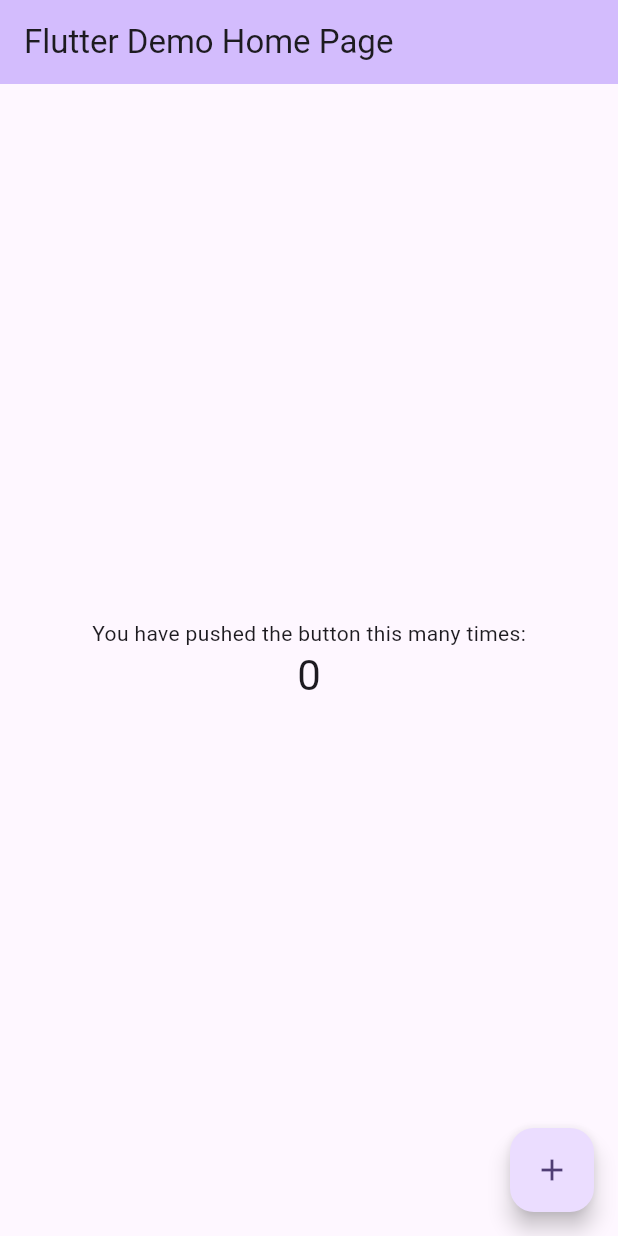
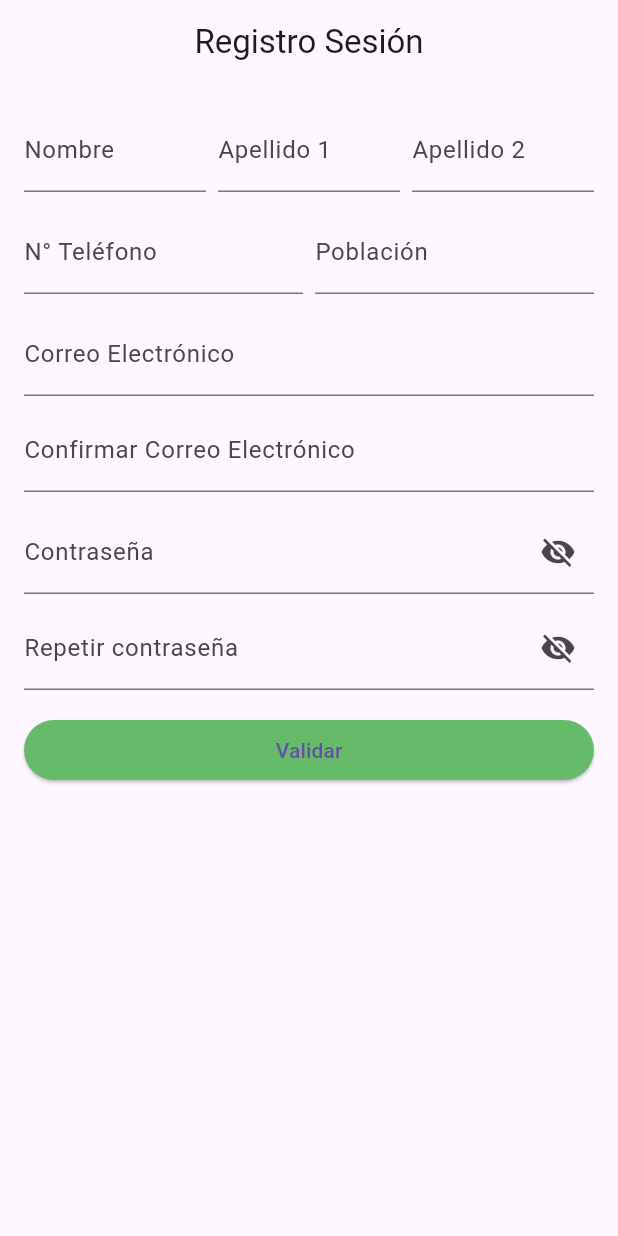
Before and after one commit to carlysDS/BITONJUNIOR---Frontend, a Flutter app: the screen it shows after launch, on a phone screen of 412 x 824 dp. Run offline on Flutter 3.47's test engine with Material 3 defaults, Android fonts, the phone set to English and light mode, and no system bars.

Commit message:
primera version de la vista registro

```diff
--- a/lib/main.dart
+++ b/lib/main.dart
@@ -1,122 +1,21 @@
 import 'package:flutter/material.dart';
+import 'registro_page.dart';  // Importa la pantalla de registro
 
 void main() {
-  runApp(const MyApp());
+  runApp(MyApp());
 }
 
 class MyApp extends StatelessWidget {
-  const MyApp({super.key});
-
-  // This widget is the root of your application.
   @override
   Widget build(BuildContext context) {
     return MaterialApp(
-      title: 'Flutter Demo',
+      // QUITAR LA ETIQUETA "DEBUG"
+      debugShowCheckedModeBanner: false,
+      title: 'Tu App',
       theme: ThemeData(
-        // This is the theme of your application.
-        //
-        // TRY THIS: Try running your application with "flutter run". You'll see
-        // the application has a purple toolbar. Then, without quitting the app,
-        // try changing the seedColor in the colorScheme below to Colors.green
-        // and then invoke "hot reload" (save your changes or press the "hot
-        // reload" button in a Flutter-supported IDE, or press "r" if you used
-        // the command line to start the app).
-        //
-        // Notice that the counter didn't reset back to zero; the application
-        // state is not lost during the reload. To reset the state, use hot
-        // restart instead.
-        //
-        // This works for code too, not just values: Most code changes can be
-        // tested with just a hot reload.
-        colorScheme: .fromSeed(seedColor: Colors.deepPurple),
+        primarySwatch: Colors.green,
       ),
-      home: const MyHomePage(title: 'Flutter Demo Home Page'),
+      home: RegistroPage(),  // Ponemos la pantalla de registro como inicio
     );
   }
 }
-
-class MyHomePage extends StatefulWidget {
-  const MyHomePage({super.key, required this.title});
-
-  // This widget is the home page of your application. It is stateful, meaning
-  // that it has a State object (defined below) that contains fields that affect
-  // how it looks.
-
-  // This class is the configuration for the state. It holds the values (in this
-  // case the title) provided by the parent (in this case the App widget) and
-  // used by the build method of the State. Fields in a Widget subclass are
-  // always marked "final".
-
-  final String title;
-
-  @override
-  State<MyHomePage> createState() => _MyHomePageState();
-}
-
-class _MyHomePageState extends State<MyHomePage> {
-  int _counter = 0;
-
-  void _incrementCounter() {
-    setState(() {
-      // This call to setState tells the Flutter framework that something has
-      // changed in this State, which causes it to rerun the build method below
-      // so that the display can reflect the updated values. If we changed
-      // _counter without calling setState(), then the build method would not be
-      // called again, and so nothing would appear to happen.
-      _counter++;
-    });
-  }
-
-  @override
-  Widget build(BuildContext context) {
-    // This method is rerun every time setState is called, for instance as done
-    // by the _incrementCounter method above.
-    //
-    // The Flutter framework has been optimized to make rerunning build methods
-    // fast, so that you can just rebuild anything that needs updating rather
-    // than having to individually change instances of widgets.
-    return Scaffold(
-      appBar: AppBar(
-        // TRY THIS: Try changing the color here to a specific color (to
-        // Colors.amber, perhaps?) and trigger a hot reload to see the AppBar
-        // change color while the other colors stay the same.
-        backgroundColor: Theme.of(context).colorScheme.inversePrimary,
-        // Here we take the value from the MyHomePage object that was created by
-        // the App.build method, and use it to set our appbar title.
-        title: Text(widget.title),
-      ),
-      body: Center(
-        // Center is a layout widget. It takes a single child and positions it
-        // in the middle of the parent.
-        child: Column(
-          // Column is also a layout widget. It takes a list of children and
-          // arranges them vertically. By default, it sizes itself to fit its
-          // children horizontally, and tries to be as tall as its parent.
-          //
-          // Column has various properties to control how it sizes itself and
-          // how it positions its children. Here we use mainAxisAlignment to
-          // center the children vertically; the main axis here is the vertical
-          // axis because Columns are vertical (the cross axis would be
-          // horizontal).
-          //
-          // TRY THIS: Invoke "debug painting" (choose the "Toggle Debug Paint"
-          // action in the IDE, or press "p" in the console), to see the
-          // wireframe for each widget.
-          mainAxisAlignment: .center,
-          children: [
-            const Text('You have pushed the button this many times:'),
-            Text(
-              '$_counter',
-              style: Theme.of(context).textTheme.headlineMedium,
-            ),
-          ],
-        ),
-      ),
-      floatingActionButton: FloatingActionButton(
-        onPressed: _incrementCounter,
-        tooltip: 'Increment',
-        child: const Icon(Icons.add),
-      ),
-    );
-  }
-}
--- /dev/null
+++ b/lib/registro_page.dart
@@ -0,0 +1,223 @@
+import 'package:flutter/material.dart';
+import 'package:http/http.dart' as http;
+import 'dart:convert';
+
+class RegistroPage extends StatefulWidget {
+  @override
+  _RegistroPageState createState() => _RegistroPageState();
+}
+
+class _RegistroPageState extends State<RegistroPage> {
+  final _formKey = GlobalKey<FormState>();
+
+  final TextEditingController nombreCtrl = TextEditingController();
+  final TextEditingController apellido1Ctrl = TextEditingController();
+  final TextEditingController apellido2Ctrl = TextEditingController();
+  final TextEditingController telefonoCtrl = TextEditingController();
+  final TextEditingController poblacionCtrl = TextEditingController();
+  final TextEditingController correoCtrl = TextEditingController();
+  final TextEditingController correoConfirmCtrl = TextEditingController();
+  final TextEditingController passwordCtrl = TextEditingController();
+  final TextEditingController passwordConfirmCtrl = TextEditingController();
+
+  bool passwordVisible = false;
+  bool passwordConfirmVisible = false;
+
+  //CAMBIAAAAAAAAAAAAAAAAAAAAAAAAAR
+  final String apiUrl = 'https://tu-api.com/api/auth'; // Cambia por tu URL real
+
+  Future<void> registrarUsuario() async {
+    if (!_formKey.currentState!.validate()) return;
+
+    if (correoCtrl.text != correoConfirmCtrl.text) {
+      ScaffoldMessenger.of(context)
+          .showSnackBar(SnackBar(content: Text('Los correos no coinciden')));
+      return;
+    }
+    if (passwordCtrl.text != passwordConfirmCtrl.text) {
+      ScaffoldMessenger.of(context)
+          .showSnackBar(SnackBar(content: Text('Las contraseñas no coinciden')));
+      return;
+    }
+
+    final Map<String, dynamic> data = {
+      "name": nombreCtrl.text,
+      "surname_1": apellido1Ctrl.text,
+      "surname_2": apellido2Ctrl.text,
+      "phone_number": telefonoCtrl.text,
+      "city": poblacionCtrl.text,
+      "email": correoCtrl.text,
+      "password": passwordCtrl.text,
+    };
+
+    try {
+      final response = await http.post(
+        Uri.parse('$apiUrl/register'),
+        headers: {'Content-Type': 'application/json'},
+        body: jsonEncode(data),
+      );
+
+      if (response.statusCode == 201) {
+        final body = jsonDecode(response.body);
+        final token = body['data']['access_token'];
+        ScaffoldMessenger.of(context).showSnackBar(
+            SnackBar(content: Text('Registro exitoso. Token: $token')));
+        // Aquí podrías guardar el token y redirigir a otra pantalla
+      } else {
+        final body = jsonDecode(response.body);
+        ScaffoldMessenger.of(context).showSnackBar(
+            SnackBar(
+                content: Text('Error: ${body['message'] ?? 'Error desconocido'}')));
+      }
+    } catch (e) {
+      ScaffoldMessenger.of(context)
+          .showSnackBar(SnackBar(content: Text('Error de conexión')));
+    }
+  }
+
+  @override
+  Widget build(BuildContext context) {
+    return Scaffold(
+      appBar: AppBar(
+        title: Text('Registro Sesión'),
+        centerTitle: true,
+      ),
+      body: SingleChildScrollView(
+        padding: EdgeInsets.all(16),
+        child: Form(
+          key: _formKey,
+          child: Column(
+            children: [
+              Row(
+                children: [
+                  Expanded(
+                    child: TextFormField(
+                      controller: nombreCtrl,
+                      decoration: InputDecoration(labelText: 'Nombre'),
+                      validator: (v) => v!.isEmpty ? 'Obligatorio' : null,
+                    ),
+                  ),
+                  SizedBox(width: 8),
+                  Expanded(
+                    child: TextFormField(
+                      controller: apellido1Ctrl,
+                      decoration: InputDecoration(labelText: 'Apellido 1'),
+                      validator: (v) => v!.isEmpty ? 'Obligatorio' : null,
+                    ),
+                  ),
+                  SizedBox(width: 8),
+                  Expanded(
+                    child: TextFormField(
+                      controller: apellido2Ctrl,
+                      decoration: InputDecoration(labelText: 'Apellido 2'),
+                      validator: (v) => v!.isEmpty ? 'Obligatorio' : null,
+                    ),
+                  ),
+                ],
+              ),
+              SizedBox(height: 12),
+              Row(
+                children: [
+                  Expanded(
+                    child: TextFormField(
+                      controller: telefonoCtrl,
+                      keyboardType: TextInputType.phone,
+                      decoration: InputDecoration(labelText: 'N° Teléfono'),
+                      validator: (v) => v!.isEmpty ? 'Obligatorio' : null,
+                    ),
+                  ),
+                  SizedBox(width: 8),
+                  Expanded(
+                    child: TextFormField(
+                      controller: poblacionCtrl,
+                      decoration: InputDecoration(labelText: 'Población'),
+                      validator: (v) => v!.isEmpty ? 'Obligatorio' : null,
+                    ),
+                  ),
+                ],
+              ),
+              SizedBox(height: 12),
+              TextFormField(
+                controller: correoCtrl,
+                decoration: InputDecoration(labelText: 'Correo Electrónico'),
+                keyboardType: TextInputType.emailAddress,
+                validator: (v) {
+                  if (v == null || v.isEmpty) return 'Obligatorio';
+                  final emailRegex = RegExp(r'^[^@]+@[^@]+\.[^@]+');
+                  if (!emailRegex.hasMatch(v)) return 'Email inválido';
+                  return null;
+                },
+              ),
+              SizedBox(height: 8),
+              TextFormField(
+                controller: correoConfirmCtrl,
+                decoration: InputDecoration(labelText: 'Confirmar Correo Electrónico'),
+                keyboardType: TextInputType.emailAddress,
+                validator: (v) {
+                  if (v == null || v.isEmpty) return 'Obligatorio';
+                  return null;
+                },
+              ),
+              SizedBox(height: 12),
+              TextFormField(
+                controller: passwordCtrl,
+                obscureText: !passwordVisible,
+                decoration: InputDecoration(
+                  labelText: 'Contraseña',
+                  suffixIcon: IconButton(
+                    icon: Icon(passwordVisible
+                        ? Icons.visibility
+                        : Icons.visibility_off),
+                    onPressed: () {
+                      setState(() {
+                        passwordVisible = !passwordVisible;
+                      });
+                    },
+                  ),
+                ),
+                validator: (v) {
+                  if (v == null || v.isEmpty) return 'Obligatorio';
+                  if (v.length != 9) return 'Debe tener 9 caracteres';
+                  final alnumRegex = RegExp(r'^[a-zA-Z0-9]+$');
+                  if (!alnumRegex.hasMatch(v)) return 'Solo alfanuméricos';
+                  return null;
+                },
+              ),
+              SizedBox(height: 8),
+              TextFormField(
+                controller: passwordConfirmCtrl,
+                obscureText: !passwordConfirmVisible,
+                decoration: InputDecoration(
+                  labelText: 'Repetir contraseña',
+                  suffixIcon: IconButton(
+                    icon: Icon(passwordConfirmVisible
+                        ? Icons.visibility
+                        : Icons.visibility_off),
+                    onPressed: () {
+                      setState(() {
+                        passwordConfirmVisible = !passwordConfirmVisible;
+                      });
+                    },
+                  ),
+                ),
+                validator: (v) {
+                  if (v == null || v.isEmpty) return 'Obligatorio';
+                  return null;
+                },
+              ),
+              SizedBox(height: 16),
+              ElevatedButton(
+                onPressed: registrarUsuario,
+                child: Text('Validar'),
+                style: ElevatedButton.styleFrom(
+                  minimumSize: Size(double.infinity, 40),
+                  backgroundColor: Colors.green[400],
+                ),
+              ),
+            ],
+          ),
+        ),
+      ),
+    );
+  }
+}
```
Also changed, not shown: pubspec.yaml (+7 -72 lines), pubspec.lock.
